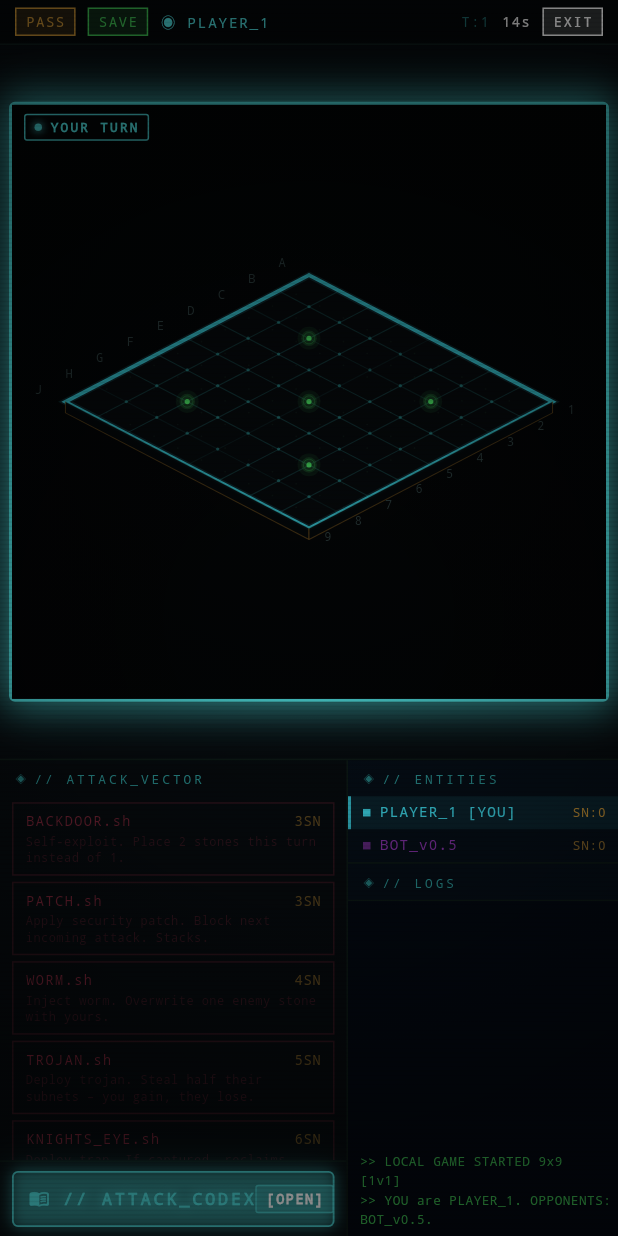
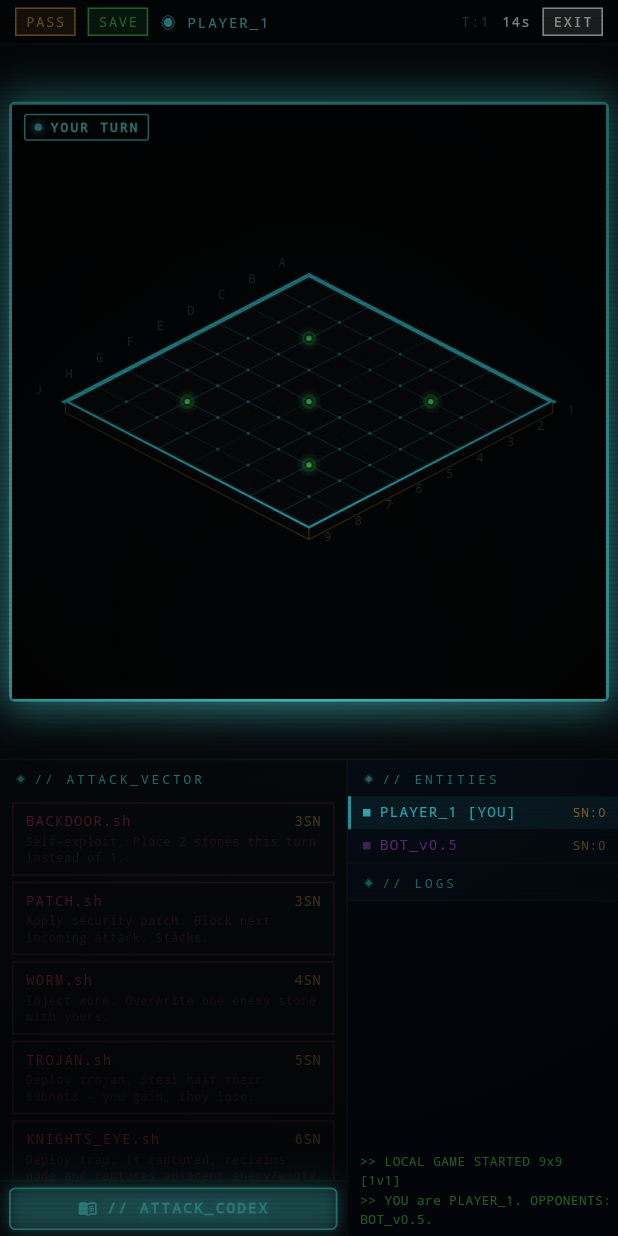
Before and after one commit to Jasssbo/GoHackMe, a Flutter app: the LocalGameScreen screen opened by its route, on a phone screen of 412 x 824 dp. Run offline on Flutter 3.47's test engine with Material 3 defaults, Android fonts, the phone set to English and light mode, and no system bars; our stand-ins replace audioplayers, flutter_riverpod, go_router, google_fonts, shared_preferences; accounts and stored records are empty; network calls fail.

Commit message:
chore: remove ip-api service from privacy policy & refine codex ui - Updated docs/privacy.html to reflect that IP-API service is removed and country is self-reported. - Removed the [OPEN] badge and adjusted padding on the attack codex dialog UI, updating its test.

```diff
--- a/app/lib/features/board/widgets/codex/attack_codex_dialog.dart
+++ b/app/lib/features/board/widgets/codex/attack_codex_dialog.dart
@@ -160,7 +160,7 @@ class _AttackCodexState extends State<AttackCodex> {
   @override
   Widget build(BuildContext context) {
     return Container(
-      margin: const EdgeInsets.symmetric(horizontal: 8, vertical: 6),
+      margin: const EdgeInsets.symmetric(horizontal: 6, vertical: 4),
       decoration: BoxDecoration(
         color: CyberpunkColors.cyan.withValues(alpha: 0.12),
         borderRadius: BorderRadius.circular(4),
@@ -178,22 +178,22 @@ class _AttackCodexState extends State<AttackCodex> {
           splashColor: CyberpunkColors.cyan.withValues(alpha: 0.3),
           highlightColor: CyberpunkColors.cyan.withValues(alpha: 0.2),
           child: Padding(
-            padding: const EdgeInsets.symmetric(horizontal: 10, vertical: 8),
+            padding: const EdgeInsets.symmetric(horizontal: 8, vertical: 6),
             child: Row(
               mainAxisAlignment: MainAxisAlignment.center,
               children: [
                 const Icon(
                   Icons.menu_book_rounded,
-                  size: 14,
+                  size: 13,
                   color: CyberpunkColors.cyan,
                 ),
-                const SizedBox(width: 8),
+                const SizedBox(width: 6),
                 const Text(
                   '// ATTACK_CODEX',
                   style: TextStyle(
                     color: CyberpunkColors.cyan,
-                    fontSize: 11,
-                    letterSpacing: 2,
+                    fontSize: 9.5,
+                    letterSpacing: 1.5,
                     fontFamily: 'monospace',
                     fontWeight: FontWeight.bold,
                     shadows: [
@@ -204,28 +204,6 @@ class _AttackCodexState extends State<AttackCodex> {
                     ],
                   ),
                 ),
-                const Spacer(),
-                Container(
-                  padding: const EdgeInsets.symmetric(horizontal: 6, vertical: 2),
-                  decoration: BoxDecoration(
-                    color: CyberpunkColors.cyan.withValues(alpha: 0.25),
-                    borderRadius: BorderRadius.circular(2),
-                    border: Border.all(
-                      color: CyberpunkColors.cyan.withValues(alpha: 0.6),
-                      width: 1,
-                    ),
-                  ),
-                  child: const Text(
-                    '[OPEN]',
-                    style: TextStyle(
-                      color: Colors.white,
-                      fontSize: 9,
-                      letterSpacing: 1,
-                      fontFamily: 'monospace',
-                      fontWeight: FontWeight.bold,
-                    ),
-                  ),
-                ),
               ],
             ),
           ),
```
Also changed, not shown: 3 other files.
